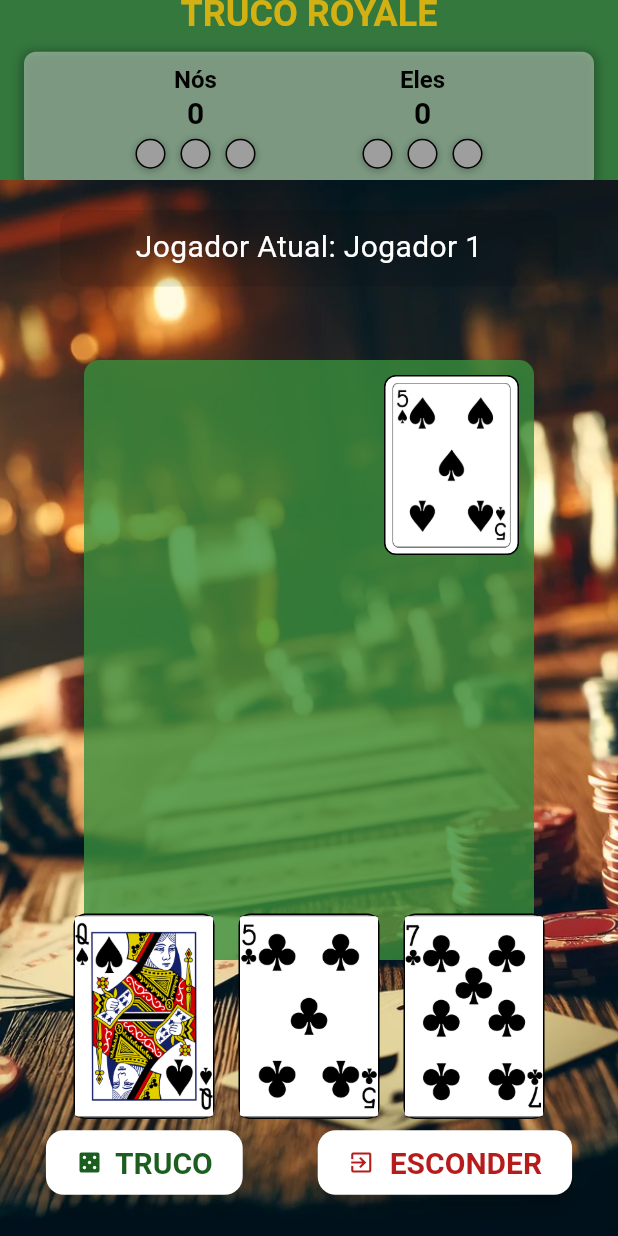
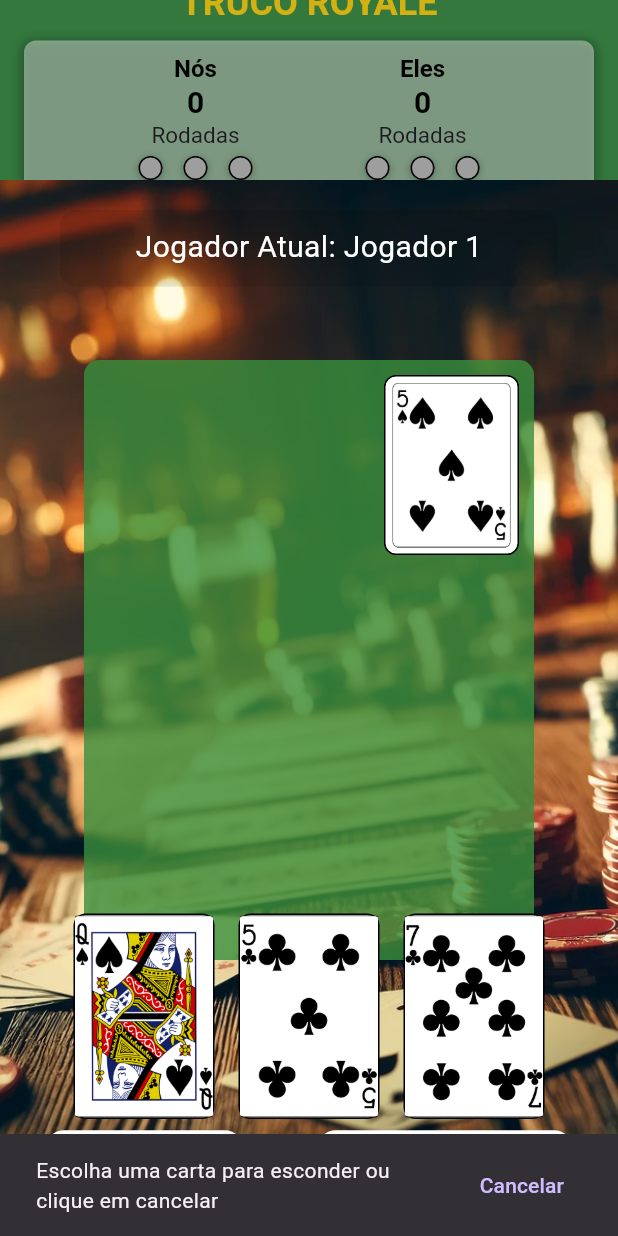
Before and after one commit to ronip31/testes_truco_view, a Flutter app: the screen it shows after launch, after a tap on "ESCONDER", on a phone screen of 412 x 824 dp. Run offline on Flutter 3.47's test engine with Material 3 defaults, Android fonts, the phone set to English and light mode, and no system bars; our stand-ins replace tuple.

Commit message:
add regra de esconder carta

```diff
--- a/lib/controls/game.dart
+++ b/lib/controls/game.dart
@@ -14,12 +14,14 @@ Jogador? compararCartas(List<Tuple2<Jogador, Map<String, dynamic>>> cartasJogada
     // Inicializa a carta vencedora com a primeira carta jogada
     var cartaVencedora = cartasJogadasNaMesa[0];
 
+
     // Percorre as cartas jogadas na mesa a partir da segunda carta
     for (var i = 1; i < cartasJogadasNaMesa.length; i++) {
       var cartaJogada = cartasJogadasNaMesa[i];
       var valorCarta = cartaJogada.item2['valor'];
       var valorCartaVencedora = cartaVencedora.item2['valor'];
 
+      print('cartasJogadasNaMesa $cartasJogadasNaMesa');
       // Se o valor da carta atual for maior que o da carta vencedora atual,
       // atualiza a carta vencedora para a carta atual
       if (valorCarta > valorCartaVencedora) {
--- a/lib/controls/game_state.dart
+++ b/lib/controls/game_state.dart
@@ -27,15 +27,14 @@ class JogoTrucoScreenState extends State<JogoTrucoScreen> {
   int numeroRodada = 1;
   String resultadoRodada = '';
   bool jogoContinua = true;
-  bool rodadacontinua = true; // False bloqueia as cartas restantes da mão dos jogadores
+  bool rodadacontinua = true;
   Carta? manilha;
   OverlayEntry? _overlayEntry;
   Truco truco = Truco();
   final TrucoManager trucoManager = TrucoManager();
   Pontuacao pontuacao = Pontuacao();
   List<int> roundResults = [];
-
-
+  bool escondendoCarta = false;
 
   @override
   void initState() {
@@ -43,47 +42,47 @@ class JogoTrucoScreenState extends State<JogoTrucoScreen> {
     iniciarJogo();
   }
 
-  // Função que inicializa o jogo
   void iniciarJogo() {
-    jogadores = Jogador.criarJogadores(['Jogador 1', 'Jogador 2'], 2); // Cria dois jogadores
+    jogadores = Jogador.criarJogadores(['Jogador 1', 'Jogador 2'], 2);
     reiniciarRodada();
   }
 
-  // Função que reinicia a rodada
   void reiniciarRodada() {
     setState(() {
       pontuacao.reiniciarResultadosRodadas();
-      trucoManager.limpamap(); // Limpa as informações do truco
+      trucoManager.limpamap();
       rodadacontinua = true;
       jogadorVencedor = null;
       cartasJaJogadas.clear();
-      finalizarRodada(jogadores, Baralho(), 2, resultadosRodadas); // Passa as cartas carregadas para o Baralho
+      finalizarRodada(jogadores, Baralho(), 2, resultadosRodadas);
       manilha = manilhaGlobal;
       for (var jogador in jogadores) {
-        jogador.obterCartaDaMao(); // Distribui as cartas para os jogadores
+        jogador.obterCartaDaMao();
       }
       cartasJogadasNaMesa.clear();
       resultadoRodada = '';
-      jogadorAtualIndex = 0; // Reseta o índice do jogador atual
+      jogadorAtualIndex = 0;
     });
   }
 
-  // Função que processa o ato de jogar uma carta
   void jogarCarta(Carta carta) {
     if (!rodadacontinua) return;
     setState(() {
-      adicionarCartaNaMesa(carta); // Adiciona a carta jogada na mesa
-      removerCartaDaMao(carta); // Remove a carta da mão do jogador
-      atualizarJogadorAtual(); // Atualiza o jogador atual
+      if (escondendoCarta) {
+        carta.esconder();
+        escondendoCarta = false;
+      }
+      adicionarCartaNaMesa(carta);
+      removerCartaDaMao(carta);
+      atualizarJogadorAtual();
 
-      if (todosJogadoresJogaramUmaCarta()) { // Verifica se todos os jogadores jogaram uma carta
+      if (todosJogadoresJogaramUmaCarta()) {
         rodadacontinua = false;
-        processarFimDaRodada(); // Processa o fim da rodada
+        processarFimDaRodada();
       }
     });
   }
 
-  // Função que adiciona a carta na mesa
   void adicionarCartaNaMesa(Carta carta) {
     if (!rodadacontinua) return;
     cartasJaJogadas.add(carta);
@@ -92,64 +91,45 @@ class JogoTrucoScreenState extends State<JogoTrucoScreen> {
       jogadores[jogadorAtualIndex],
       {
         'carta': carta,
-        'valor': carta.ehManilha ? carta.valorManilha : carta.valorToInt(),
+        'valor': carta.valorParaComparacao,
       },
     ));
   }
 
-  // Função que remove a carta da mão do jogador
   void removerCartaDaMao(Carta carta) {
     jogadores[jogadorAtualIndex].mao.remove(carta);
   }
 
-  // Função que atualiza o índice do jogador atual
   void atualizarJogadorAtual() {
     jogadorAtualIndex = (jogadorAtualIndex + 1) % jogadores.length;
   }
 
-  // Função que verifica se todos os jogadores jogaram uma carta
   bool todosJogadoresJogaramUmaCarta() {
     return cartasJogadasNaMesa.length == jogadores.length;
   }
 
-  // Função que processa o fim da rodada
   void processarFimDaRodada() {
-    jogadorVencedor = compararCartas(cartasJogadasNaMesa); // Determina o vencedor da rodada
-    mostrarResultadoRodada(jogadorVencedor); // Mostra o resultado da rodada
-    resultadosRodadas.add(ResultadoRodada(numeroRodada, jogadorVencedor)); // Adiciona o resultado da rodada à lista de resultados
-    verificarVencedorDoJogo(resultadosRodadas); // Verifica se há um vencedor do jogo
+    jogadorVencedor = compararCartas(cartasJogadasNaMesa);
+    mostrarResultadoRodada(jogadorVencedor);
+    resultadosRodadas.add(ResultadoRodada(numeroRodada, jogadorVencedor));
+    verificarVencedorDoJogo(resultadosRodadas);
   }
 
-  // Função que mostra o resultado da rodada
   void mostrarResultadoRodada(Jogador? jogadorVencedor) {
     setState(() {
-      // Define o resultado baseado no jogador vencedor e adiciona aos resultados das rodadas
-      int result;
+      int result = jogadorVencedor == null ? 0 : (jogadorVencedor == jogadores[0] ? 1 : 2);
+      roundResults.add(result);
+      pontuacao.adicionarResultadoRodada(result);
 
-      if (jogadorVencedor == null) {
-        print('parte de jogador vencedor 3 bolinhas');
-        result = 0; // Empate
-      } else if (jogadorVencedor == jogadores[0]) {
-        result = 1; // Jogador 1 venceu
-      } else {
-        result = 2; // Jogador 2 venceu
-      }
+      print("Results updated: $roundResults");
 
-      roundResults.add(result); // Adiciona o resultado da rodada
-      pontuacao.adicionarResultadoRodada(result); // Atualiza a pontuação
-     print("Results updated: $roundResults");
-
-
-      // Atualiza o texto de resultado para mostrar na interface
       resultadoRodada = jogadorVencedor != null
           ? 'O ${jogadorVencedor.nome} ganhou a rodada!'
           : 'Empate!';
       rodadacontinua = false;
-      _showPopup(resultadoRodada); // Mostra um popup com o resultado da rodada
+      _showPopup(resultadoRodada);
     });
-
-    // Limpa as cartas jogadas na mesa após mostrar o resultado e reinicia a rodada
-    Future.delayed(const Duration(seconds: 2), () {
+    Future.delayed(const Duration(seconds: 1), () {
       setState(() {
         cartasJogadasNaMesa.clear();
         cartasJaJogadas.clear();
@@ -157,61 +137,53 @@ class JogoTrucoScreenState extends State<JogoTrucoScreen> {
     });
   }
 
-
-  // Função que verifica se há um vencedor do jogo
   void verificarVencedorDoJogo(List<ResultadoRodada> resultadosRodadas) {
-    Jogador? vencedorJogo = determinarVencedor(resultadosRodadas); // Determina o vencedor do jogo
+    Jogador? vencedorJogo = determinarVencedor(resultadosRodadas);
     if (vencedorJogo != null) {
       rodadacontinua = false;
 
-      // Adiciona a pontuação acumulada do truco ao vencedor usando TrucoManager
-      //print('Antes de adicionar a pontuação: ${trucoManager.getPontosTrucoAtual()}');
       trucoManager.adicionarPontuacaoAoVencedor(vencedorJogo);
-      //print('Depois de adicionar a pontuação: ${vencedorJogo.pontuacao.getPontuacaoTotal()}'); // Adiciona a pontuação ao vencedor
 
       for (var jogador in jogadores) {
-        int pontuacaoTotal = vencedorJogo.pontuacao.getPontuacaoTotal(); // Obtém a pontuação total
+        int pontuacaoTotal = vencedorJogo.pontuacao.getPontuacaoTotal();
 
-        if (pontuacaoTotal >= 12) { // Verifica se a pontuação total é suficiente para ganhar o jogo
+        if (pontuacaoTotal >= 12) {
           resultadoRodada = '\nO Grupo ${jogador.nome} GANHOU o jogo!';
-          _showPopup(resultadoRodada); // Mostra um popup com o resultado final
+          _showPopup(resultadoRodada);
           break;
         }
       }
 
       if (jogoContinua) {
         Future.delayed(const Duration(seconds: 5), () {
-          reiniciarRodada(); // Reinicia a rodada
+          reiniciarRodada();
         });
       }
     }
   }
 
-  // Função que reinicia o jogo
   void reiniciarJogo() {
     setState(() {
-      jogadores = Jogador.criarJogadores(['Jogador 1', 'Jogador 2'], 2); // Cria novos jogadores
-      resultadosRodadas.clear(); // Limpa os resultados das rodadas
+      jogadores = Jogador.criarJogadores(['Jogador 1', 'Jogador 2'], 2);
+      resultadosRodadas.clear();
       jogadorVencedor = null;
       numeroRodada = 1;
       resultadoRodada = '';
       jogoContinua = true;
       rodadacontinua = true;
-      reiniciarRodada(); // Reinicia a rodada
+      reiniciarRodada();
     });
   }
 
-  // Função que mostra um popup com uma mensagem
   void _showPopup(String message) {
-    _overlayEntry = _createOverlayEntry(message); // Cria um overlay com a mensagem
-    Overlay.of(context).insert(_overlayEntry!); // Insere o overlay na tela
-    Future.delayed(const Duration(seconds: 2), () {
-      _overlayEntry?.remove(); // Remove o overlay após 2 segundos
+    _overlayEntry = _createOverlayEntry(message);
+    Overlay.of(context).insert(_overlayEntry!);
+    Future.delayed(const Duration(seconds: 1), () {
+      _overlayEntry?.remove();
       rodadacontinua = true;
     });
   }
 
-  // Função que cria um overlay com uma mensagem
   OverlayEntry _createOverlayEntry(String message) {
     return OverlayEntry(
       builder: (context) => Positioned(
@@ -243,6 +215,19 @@ class JogoTrucoScreenState extends State<JogoTrucoScreen> {
     );
   }
 
+  void esconderCarta(Carta carta) {
+    setState(() {
+      carta.esconder();
+      adicionarCartaNaMesa(carta);
+      removerCartaDaMao(carta);
+      atualizarJogadorAtual();
+      if (todosJogadoresJogaramUmaCarta()) {
+        rodadacontinua = false;
+        processarFimDaRodada();
+      }
+    });
+  }
+
   @override
   Widget build(BuildContext context) {
     return JogoTrucoLayout(
@@ -251,14 +236,42 @@ class JogoTrucoScreenState extends State<JogoTrucoScreen> {
       resultadoRodada: resultadoRodada,
       cartasJaJogadas: cartasJaJogadas,
       manilha: manilha,
-      pontuacao:pontuacao,
+      pontuacao: pontuacao,
       onCartaSelecionada: (index) {
         if (index >= 0 && index < jogadores[jogadorAtualIndex].mao.length) {
           var cartaSelecionada = jogadores[jogadorAtualIndex].mao[index];
-          jogarCarta(cartaSelecionada); // Joga a carta selecionada
+          if (escondendoCarta) {
+            esconderCarta(cartaSelecionada);
+            escondendoCarta = false;
+          } else {
+            jogarCarta(cartaSelecionada);
+          }
         }
       },
       rodadacontinua: rodadacontinua,
+      onEsconderPressed: () {
+        setState(() {
+          escondendoCarta = true;
+        });
+        _showEsconderMessage();
+      },
+    );
+  }
+
+  void _showEsconderMessage() {
+    ScaffoldMessenger.of(context).showSnackBar(
+      SnackBar(
+        content: const Text('Escolha uma carta para esconder ou clique em cancelar'),
+        action: SnackBarAction(
+          label: 'Cancelar',
+          onPressed: () {
+            setState(() {
+              escondendoCarta = false;
+            });
+            ScaffoldMessenger.of(context).hideCurrentSnackBar();
+          },
+        ),
+      ),
     );
   }
 }
--- a/lib/interface_user/user_interface.dart
+++ b/lib/interface_user/user_interface.dart
@@ -8,16 +8,16 @@ import '../controls/pedir_truco.dart';
 import '../controls/truco_manager.dart';
 import '../controls/score_manager.dart';
 
-// Classe principal do layout do jogo de truco
 class JogoTrucoLayout extends StatefulWidget {
-  final List<Jogador> jogadores; // Lista de jogadores
-  final int jogadorAtualIndex; // Índice do jogador atual
-  final String resultadoRodada; // Resultado da rodada atual
-  final List<Carta> cartasJaJogadas; // Cartas já jogadas na mesa
-  final Function(int) onCartaSelecionada; // Função callback para selecionar carta
-  final Carta? manilha; // Carta manilha
-  final bool rodadacontinua; // Indica se a rodada continua
-  final Pontuacao pontuacao; // Instância da classe Pontuacao
+  final List<Jogador> jogadores;
+  final int jogadorAtualIndex;
+  final String resultadoRodada;
+  final List<Carta> cartasJaJogadas;
+  final Function(int) onCartaSelecionada;
+  final Carta? manilha;
+  final bool rodadacontinua;
+  final Pontuacao pontuacao;
+  final VoidCallback onEsconderPressed;
 
   JogoTrucoLayout({
     super.key,
@@ -29,42 +29,35 @@ class JogoTrucoLayout extends StatefulWidget {
     this.manilha,
     required this.rodadacontinua,
     required this.pontuacao,
+    required this.onEsconderPressed,
   });
 
   @override
   JogoTrucoLayoutState createState() => JogoTrucoLayoutState();
 }
 
-// Classe de estado do layout do jogo de truco
 class JogoTrucoLayoutState extends State<JogoTrucoLayout> {
-  Truco truco = Truco(); // Instância da classe Truco
-  final TrucoManager trucoManager = TrucoManager(); // Instância da classe TrucoManager
-  List<int> roundResults = []; // Inicializa a lista vazia para os resultados das rodadas
-
-  // List<int> getResultadosRodadas() {
-  //   print('getResultadosRodadas123: $roundResults');
-  //   return roundResults;
-  // }
+  Truco truco = Truco();
+  final TrucoManager trucoManager = TrucoManager();
+  List<int> roundResults = [];
+  bool escondendoCarta = false;
 
   @override
   Widget build(BuildContext context) {
     return Scaffold(
-      appBar: _buildAppBar(), // AppBar como anteriormente definido
+      appBar: _buildAppBar(),
       body: Stack(
         children: [
-
           _buildBackground(),
           _buildTable(),
           _buildPlayerHands(),
           _buildActionButtons(context),
           _buildTopInfo(),
-
         ],
       ),
     );
   }
 
-  // Método para construir a AppBar
   AppBar _buildAppBar() {
     return AppBar(
       backgroundColor: Colors.green[800],
@@ -87,7 +80,6 @@ class JogoTrucoLayoutState extends State<JogoTrucoLayout> {
     );
   }
 
-  // Método para construir o fundo do jogo
   Widget _buildBackground() {
     return Positioned.fill(
       child: Image.asset(
@@ -97,7 +89,6 @@ class JogoTrucoLayoutState extends State<JogoTrucoLayout> {
     );
   }
 
-  // Método para construir a mesa do jogo
   Widget _buildTable() {
     return Positioned(
       top: 120,
@@ -113,8 +104,8 @@ class JogoTrucoLayoutState extends State<JogoTrucoLayout> {
           ),
           child: Stack(
             children: [
-              if (widget.manilha != null) _buildManilha(), // Constroi a manilha se ela existir
-              _buildPlayedCards(), // Constroi as cartas jogadas
+              if (widget.manilha != null) _buildManilha(),
+              _buildPlayedCards(),
             ],
           ),
         ),
@@ -122,7 +113,6 @@ class JogoTrucoLayoutState extends State<JogoTrucoLayout> {
     );
   }
 
-  // Método para construir a carta manilha
   Widget _buildManilha() {
     return Positioned(
       top: 10,
@@ -137,13 +127,12 @@ class JogoTrucoLayoutState extends State<JogoTrucoLayout> {
         ),
         child: Padding(
           padding: const EdgeInsets.all(4.0),
-          child: Image.asset(widget.manilha!.img), // Imagem da carta manilha
+          child: Image.asset(widget.manilha!.img),
         ),
       ),
     );
   }
 
-  // Método para construir as cartas jogadas na mesa
   Widget _buildPlayedCards() {
     return Positioned(
       bottom: 50,
@@ -155,7 +144,7 @@ class JogoTrucoLayoutState extends State<JogoTrucoLayout> {
           children: widget.cartasJaJogadas.map((carta) {
             return Container(
               margin: const EdgeInsets.all(4.0),
-              child: Image.asset(carta.img, width: 70, height: 100), // Imagem da carta jogada
+              child: Image.asset(carta.img, width: 70, height: 100),
             );
           }).toList(),
         ),
@@ -163,7 +152,6 @@ class JogoTrucoLayoutState extends State<JogoTrucoLayout> {
     );
   }
 
-  // Método para construir as mãos dos jogadores
   Widget _buildPlayerHands() {
     return Positioned(
       bottom: 70,
@@ -178,7 +166,7 @@ class JogoTrucoLayoutState extends State<JogoTrucoLayout> {
             bool cartaJaJogada = widget.cartasJaJogadas.contains(carta);
 
             return GestureDetector(
-              onTap: widget.rodadacontinua && !cartaJaJogada ? () => widget.onCartaSelecionada(index) : null, // Ação ao selecionar carta
+              onTap: widget.rodadacontinua && !cartaJaJogada ? () => widget.onCartaSelecionada(index) : null,
               child: Container(
                 margin: const EdgeInsets.all(8.0),
                 decoration: BoxDecoration(
@@ -186,7 +174,7 @@ class JogoTrucoLayoutState extends State<JogoTrucoLayout> {
                   border: Border.all(color: Colors.black),
                   borderRadius: BorderRadius.circular(8.0),
                 ),
-                child: Image.asset(carta.img, width: 92, height: 135, fit: BoxFit.cover), // Imagem da carta na mão do jogador
+                child: Image.asset(carta.img, width: 92, height: 135, fit: BoxFit.cover),
               ),
             );
           }).toList(),
@@ -195,7 +183,6 @@ class JogoTrucoLayoutState extends State<JogoTrucoLayout> {
     );
   }
 
-  // Método para construir os botões de ação (Truco e Correr)
   Widget _buildActionButtons(BuildContext context) {
     return Positioned(
       bottom: 25,
@@ -205,18 +192,17 @@ class JogoTrucoLayoutState extends State<JogoTrucoLayout> {
         child: Row(
           mainAxisAlignment: MainAxisAlignment.center,
           children: [
-            // Botão Truco
             TrucoButton(onPressed: () => trucoManager.onTrucoButtonPressed(context, widget.jogadores[widget.jogadorAtualIndex], widget.jogadores, widget.jogadorAtualIndex)),
             const SizedBox(width: 50),
-            // Botão Correr
-            const CorrerButton(),
+            CorrerButton(
+              onEsconderPressed: widget.onEsconderPressed,
+            ),
           ],
         ),
       ),
     );
   }
 
-  // Método para construir as informações do topo (jogador atual)
   Widget _buildTopInfo() {
     return Positioned(
       top: 20,
--- a/lib/models/carta.dart
+++ b/lib/models/carta.dart
@@ -1,16 +1,23 @@
 class Carta {
-  final String valor;
-  final String naipe;
+  String valor;
+  String naipe;
   bool ehManilha;
   int valorManilha;
+  bool escondida;
 
   Carta({
     required this.valor,
     required this.naipe,
     this.ehManilha = false,
+    this.escondida = false,
   }) : valorManilha = 0;
 
-  String get img => 'assets/imgs/$valor.$naipe.png';
+  String get img {
+    if (escondida) {
+      return 'assets/imgs/fundocarta.jpg';
+    }
+    return 'assets/imgs/$valor.$naipe.png';
+  }
 
   @override
   String toString() {
@@ -39,6 +46,8 @@ class Carta {
         return 2;
       case '4':
         return 1;
+      case 'ESCONDIDA':
+        return -1; // Valor especial para cartas escondidas
       default:
         return 0;
     }
@@ -65,4 +74,14 @@ class Carta {
       }
     }
   }
+
+  void esconder() {
+    escondida = true;
+    valor = 'ESCONDIDA'; // Define um valor especial para cartas escondidas
+  }
+
+  // Retorna o valor da carta considerando se está escondida
+  int get valorParaComparacao {
+    return valorToInt();
+  }
 }
--- a/lib/widgets/esconder_button.dart
+++ b/lib/widgets/esconder_button.dart
@@ -1,14 +1,16 @@
 import 'package:flutter/material.dart';
 
 class CorrerButton extends StatelessWidget {
-const CorrerButton({super.key});
+  final VoidCallback onEsconderPressed;
+
+  const CorrerButton({super.key, required this.onEsconderPressed});
 
   @override
   Widget build(BuildContext context) {
     return ElevatedButton(
-      onPressed: () {},
+      onPressed: onEsconderPressed,
       style: ElevatedButton.styleFrom(
-        backgroundColor:const Color.fromARGB(255, 255, 255, 255),
+        backgroundColor: const Color.fromARGB(255, 255, 255, 255),
         padding: const EdgeInsets.symmetric(horizontal: 20, vertical: 10),
         textStyle: const TextStyle(fontSize: 20, color: Color.fromARGB(255, 255, 0, 0)),
         shape: RoundedRectangleBorder(
--- a/lib/widgets/roundIndicator.dart
+++ b/lib/widgets/roundIndicator.dart
@@ -10,9 +10,11 @@ class RoundIndicator extends StatelessWidget {
     return Row(
       mainAxisAlignment: MainAxisAlignment.center,
       children: List.generate(3, (index) {
-        return Container(
+        return Column(
+          children: [
+            Container(
               width: 20,
-          height: 20,
+              height: 16,
               margin: const EdgeInsets.all(5),
               decoration: BoxDecoration(
                 shape: BoxShape.circle,
@@ -23,10 +25,12 @@ class RoundIndicator extends StatelessWidget {
                     color: Colors.black.withOpacity(0.2),
                     spreadRadius: 1,
                     blurRadius: 3,
-                offset: Offset(0, 1), // changes position of shadow
+                    offset: Offset(0, 1),
                   ),
                 ],
               ),
+            ),
+          ],
         );
       }),
     );
--- a/lib/widgets/scoreboard.dart
+++ b/lib/widgets/scoreboard.dart
@@ -1,5 +1,6 @@
 import 'package:flutter/material.dart';
 import '../widgets/roundIndicator.dart';
+import '../controls/score_manager.dart';
 
 class PontuacaoWidget extends StatelessWidget {
   final int nos;
@@ -49,16 +50,25 @@ class PontuacaoWidget extends StatelessWidget {
 
   Widget _buildScoreColumn(String title, int score, int player) {
     print("Results for $title: $roundResults"); // Debug para verificar os resultados recebidos
-    List<int> playerResults = roundResults.where((result) => result == player || result == 0).take(3).toList();
-    List<Color> playerColors = playerResults.map((result) {
-      return result == 0 ? Colors.yellow :
-      result == player ? Colors.green : Colors.grey;
+    List<int> playerResults = roundResults.take(3).toList();
+    List<Color> playerColors = playerResults.asMap().entries.map((entry) {
+      int index = entry.key;
+      int result = entry.value;
+      if (result == 0) return Colors.yellow; // Empate
+      if (result == player) return Colors.green; // Vitória para o jogador especificado
+      return Colors.grey; // Outro resultado ou nenhum resultado ainda
     }).toList();
+
+    // Adiciona cores cinzas se houver menos de 3 rodadas jogadas
+    while (playerColors.length < 3) {
+      playerColors.add(Colors.grey);
+    }
 
     return Column(
       children: [
         Text(title, style: const TextStyle(color: Colors.black, fontSize: 16, fontWeight: FontWeight.bold)),
-        Text(score.toString(), style: const TextStyle(color: Colors.black, fontSize: 20, fontWeight: FontWeight.bold)),
+        Text(score.toString(), style: const TextStyle(color: Colors.black, fontSize: 20, fontWeight: FontWeight.bold) ),
+        Text('Rodadas', style: TextStyle(fontSize: 15)),
         RoundIndicator(colors: playerColors),
       ],
     );
```
Also changed, not shown: lib/widgets/scoreWidget.dart (added, +57 -0 lines), assets/imgs/fundocarta.jpg (added). Lines whose indentation alone changed are shown as unchanged.
